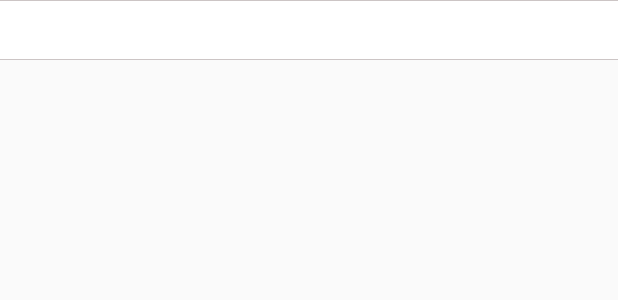
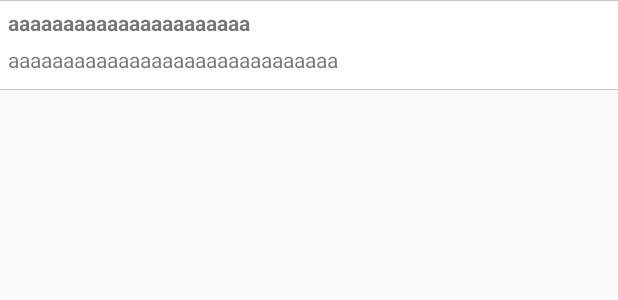
Before and after one commit to tSPeXAGnFtqzFTcbnTrjVPZPJnPJCDasfqEtrgO/TestMedia, an Android app: the layout item_search.xml on its own in the app's theme, with its tools: preview values and no code run, on a phone screen of 412 x 824 dp. Shown: the top 300 px of the screen. Run offline under Robolectric (Android 15) with nearby library versions, the phone set to English and light mode, and no system bars.

Commit message:
fix layout current music(color current song)

```diff
--- a/TestMediaApp/app/src/main/res/layout/item_detail_album.xml
+++ b/TestMediaApp/app/src/main/res/layout/item_detail_album.xml
@@ -5,7 +5,8 @@
     android:layout_height="50dp"
 
     xmlns:app="http://schemas.android.com/apk/res-auto"
-    android:background="@drawable/background_item_music">
+    android:background="@drawable/background_item_music"
+    android:padding="@dimen/padding_item">
         <TextView
             android:id="@+id/txtv_name"
             android:text="ssssssssssssssssss"
--- a/TestMediaApp/app/src/main/res/layout/item_search.xml
+++ b/TestMediaApp/app/src/main/res/layout/item_search.xml
@@ -1,18 +1,40 @@
 <?xml version="1.0" encoding="utf-8"?>
-<RelativeLayout
-    xmlns:android="http://schemas.android.com/apk/res/android"
+<android.support.constraint.ConstraintLayout xmlns:android="http://schemas.android.com/apk/res/android"
     android:layout_width="match_parent"
-    android:layout_height="wrap_content"
-    android:background="@drawable/background_item_music">
+    android:layout_height="60dp"
+    xmlns:app="http://schemas.android.com/apk/res-auto"
+    android:background="@drawable/background_item_music"
+    android:padding="@dimen/padding_item">
     <TextView
         android:id="@+id/txtv_name"
+        android:text="aaaaaaaaaaaaaaaaaaaaaa"
         android:layout_width="match_parent"
-        android:layout_height="40dp"
+        android:layout_height="0dp"
+        android:textStyle="bold"
+
         android:singleLine="true"
         android:ellipsize="marquee"
         android:marqueeRepeatLimit ="marquee_forever"
         android:focusable="true"
         android:focusableInTouchMode="true"
-        android:scrollHorizontally="true"/>
+        android:scrollHorizontally="true"
 
-</RelativeLayout>
+        app:layout_constraintVertical_chainStyle="packed"
+        app:layout_constraintVertical_weight="1"
+        app:layout_constraintTop_toTopOf="parent"
+        app:layout_constraintLeft_toLeftOf="parent"
+        app:layout_constraintBottom_toTopOf="@id/txtv_artist"
+        />
+    <TextView
+        android:id="@+id/txtv_artist"
+        android:text="aaaaaaaaaaaaaaaaaaaaaaaaaaaaaa"
+        android:layout_width="match_parent"
+        android:layout_height="0dp"
+
+        app:layout_constraintVertical_weight="1"
+        app:layout_constraintTop_toBottomOf="@id/txtv_name"
+        app:layout_constraintLeft_toLeftOf="parent"
+        app:layout_constraintBottom_toBottomOf="parent"
+        />
+
+</android.support.constraint.ConstraintLayout>
--- a/TestMediaApp/app/src/main/res/values/dimens.xml
+++ b/TestMediaApp/app/src/main/res/values/dimens.xml
@@ -7,4 +7,5 @@
     <dimen name="padding_icon">2dp</dimen>
     <dimen name="margin_playall">5dp</dimen>
     <dimen name="appbar_height">40dp</dimen>
+    <dimen name="padding_item">5dp</dimen>
 </resources>
```
Also changed, not shown: TestMediaApp/app/src/main/java/com/example/phamngocan/testmediaapp/adapter/SearchAdapter.java (+45 -21 lines), TestMediaApp/app/src/main/java/com/example/phamngocan/testmediaapp/fragment/CurrentListMusicFragment.java (+8 -6 lines), TestMediaApp/app/src/main/res/layout/item_fragment_playlist.xml (+17 -2 lines), TestMediaApp/app/src/main/res/drawable/ic_playlist.png (added).
